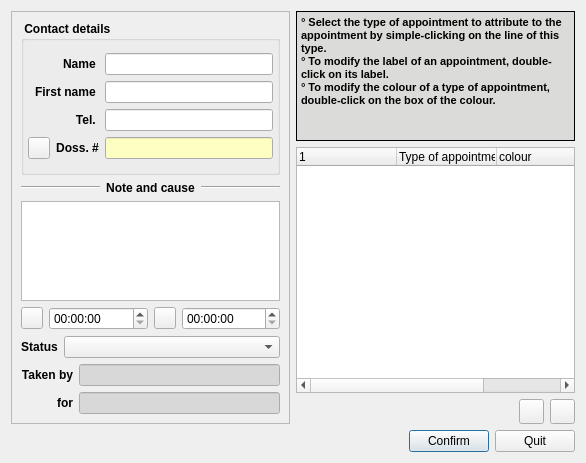
Above: Programmes/MedinTuxTools-QT4/Agenda/C_Dlg_RdvTypeConfig.ui from leo-naeka/medintux before the change. Below: the same form after it.
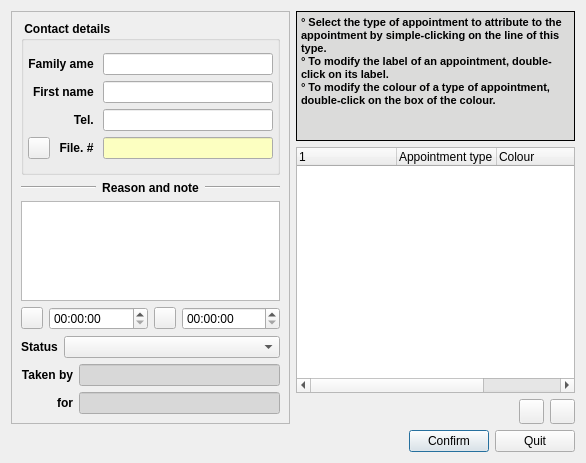
That is the form after the change.

```diff
--- a/Programmes/MedinTuxTools-QT4/Agenda/C_Dlg_RdvTypeConfig.ui
+++ b/Programmes/MedinTuxTools-QT4/Agenda/C_Dlg_RdvTypeConfig.ui
@@ -57,7 +57,7 @@
                 </font>
                </property>
                <property name="text">
-                <string>Name </string>
+                <string>Family ame </string>
                </property>
                <property name="alignment">
                 <set>Qt::AlignRight|Qt::AlignTrailing|Qt::AlignVCenter</set>
@@ -123,7 +123,7 @@
                   </font>
                  </property>
                  <property name="text">
-                  <string>Doss. #</string>
+                  <string>File. #</string>
                  </property>
                  <property name="alignment">
                   <set>Qt::AlignCenter</set>
@@ -292,7 +292,7 @@
                </font>
               </property>
               <property name="text">
-               <string>Note and cause</string>
+               <string>Reason and note</string>
               </property>
               <property name="alignment">
                <set>Qt::AlignCenter</set>
@@ -543,12 +543,12 @@
        </column>
        <column>
         <property name="text">
-         <string>Type of appointment</string>
+         <string>Appointment type</string>
         </property>
        </column>
        <column>
         <property name="text">
-         <string>colour</string>
+         <string>Colour</string>
         </property>
        </column>
        <column>
```
Left out of the diff: 12 changed lines with no effect on the pictures.
